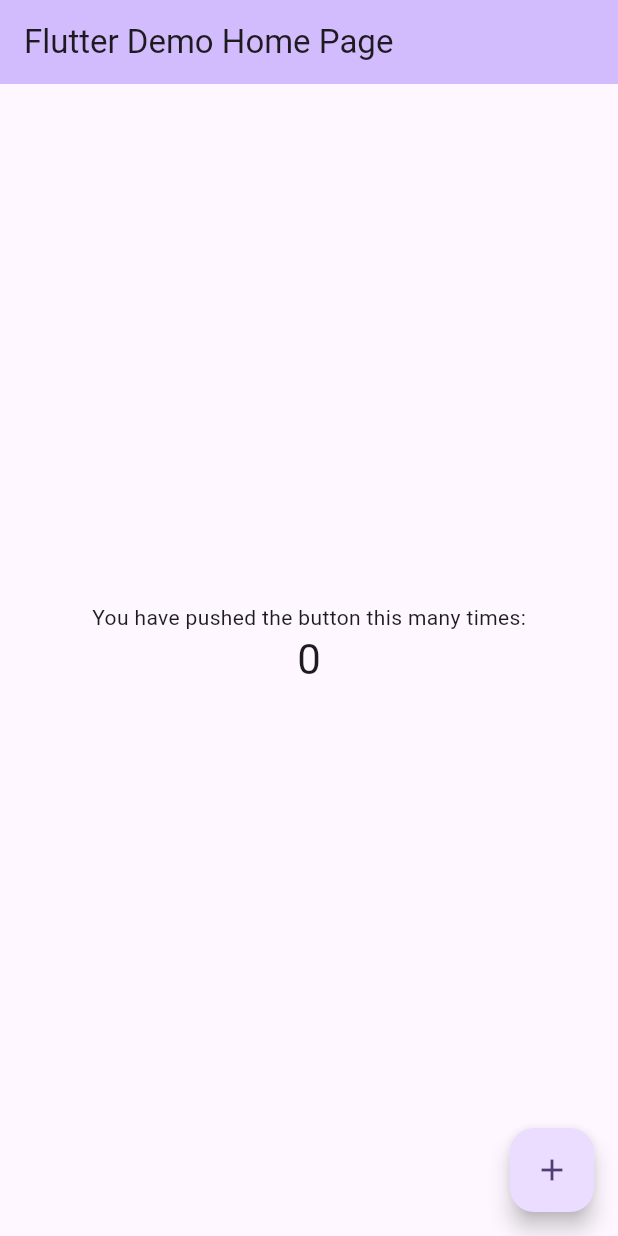
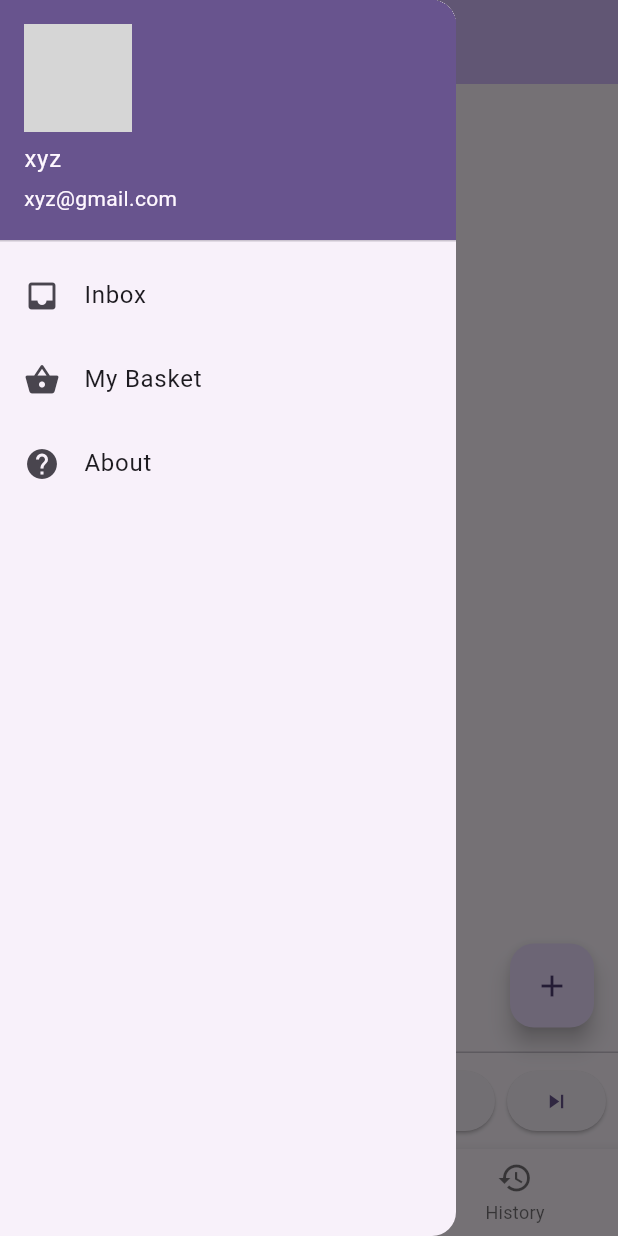
Before and after one commit to canonflow/ET, a Flutter app: the screen it shows after launch, with the side drawer open (before the commit the screen has no drawer), on a phone screen of 412 x 824 dp. Run offline on Flutter 3.47's test engine with Material 3 defaults, Android fonts, the phone set to English and light mode, and no system bars; network calls fail; grey boxes are pictures that could not be loaded.

Commit message:
feat(Week 2): Update Module

```diff
--- a/Week 1/canonflow/lib/main.dart
+++ b/Week 1/canonflow/lib/main.dart
@@ -1,3 +1,8 @@
+import 'package:canonflow/screen/about.dart';
+import 'package:canonflow/screen/basket.dart';
+import 'package:canonflow/screen/history.dart';
+import 'package:canonflow/screen/home.dart';
+import 'package:canonflow/screen/search.dart';
 import 'package:flutter/material.dart';
 
 void main() {
@@ -31,6 +36,10 @@
         colorScheme: ColorScheme.fromSeed(seedColor: Colors.deepPurple),
       ),
       home: const MyHomePage(title: 'Flutter Demo Home Page'),
+      routes: {
+        'about': (context) => const About(),
+        'basket': (context) => const Basket(),
+      },
     );
   }
 }
@@ -58,6 +67,15 @@
   String smile = String.fromCharCodes(Runes('\u{1F60B}'));
   String angry = String.fromCharCodes(Runes('\u{1F621}'));
   String emo = "";
+
+  // Week 2
+  int _currentIndex = 0;
+  final List<Widget> _screens = [
+    Home(),
+    Search(),
+    History()
+  ];
+  final List<String> _title = ['Home', 'Search', 'History'];
 
   void _incrementCounter() {
     setState(() {
@@ -87,41 +105,120 @@
         backgroundColor: Theme.of(context).colorScheme.inversePrimary,
         // Here we take the value from the MyHomePage object that was created by
         // the App.build method, and use it to set our appbar title.
-        title: Text(widget.title),
+        title: Text(_title[_currentIndex]),
       ),
-      body: Center(
-        // Center is a layout widget. It takes a single child and positions it
-        // in the middle of the parent.
-        child: Column(
-          // Column is also a layout widget. It takes a list of children and
-          // arranges them vertically. By default, it sizes itself to fit its
-          // children horizontally, and tries to be as tall as its parent.
-          //
-          // Column has various properties to control how it sizes itself and
-          // how it positions its children. Here we use mainAxisAlignment to
-          // center the children vertically; the main axis here is the vertical
-          // axis because Columns are vertical (the cross axis would be
-          // horizontal).
-          //
-          // TRY THIS: Invoke "debug painting" (choose the "Toggle Debug Paint"
-          // action in the IDE, or press "p" in the console), to see the
-          // wireframe for each widget.
-          mainAxisAlignment: MainAxisAlignment.center,
-          children: <Widget>[
-            const Text('You have pushed the button this many times:'),
-            Text(
-              '$_counter',
-              style: Theme.of(context).textTheme.headlineMedium,
-            ),
-            Text(emo)
-          ],
-        ),
-      ),
+      // body: Center(
+      //   // Center is a layout widget. It takes a single child and positions it
+      //   // in the middle of the parent.
+      //   child: Column(
+      //     // Column is also a layout widget. It takes a list of children and
+      //     // arranges them vertically. By default, it sizes itself to fit its
+      //     // children horizontally, and tries to be as tall as its parent.
+      //     //
+      //     // Column has various properties to control how it sizes itself and
+      //     // how it positions its children. Here we use mainAxisAlignment to
+      //     // center the children vertically; the main axis here is the vertical
+      //     // axis because Columns are vertical (the cross axis would be
+      //     // horizontal).
+      //     //
+      //     // TRY THIS: Invoke "debug painting" (choose the "Toggle Debug Paint"
+      //     // action in the IDE, or press "p" in the console), to see the
+      //     // wireframe for each widget.
+      //     mainAxisAlignment: MainAxisAlignment.center,
+      //     children: <Widget>[
+      //       const Text('You have pushed the button this many times:'),
+      //       Text(
+      //         '$_counter',
+      //         style: Theme.of(context).textTheme.headlineMedium,
+      //       ),
+      //       Text(emo)
+      //     ],
+      //   ),
+      // ),
+      body: _screens[_currentIndex],
       floatingActionButton: FloatingActionButton(
         onPressed: _incrementCounter,
         tooltip: 'Increment',
         child: const Icon(Icons.add),
       ), // This trailing comma makes auto-formatting nicer for build methods.
+      drawer:  myDrawer(),
+      persistentFooterButtons: myPFB,
+      bottomNavigationBar: myBottomNav(),
+    );
+  }
+
+  BottomNavigationBar myBottomNav() {
+    return BottomNavigationBar(
+      currentIndex: _currentIndex,
+      fixedColor: Colors.teal,
+      items: [
+        BottomNavigationBarItem(
+          label: "Home",
+          icon: Icon(Icons.home)
+        ),
+        BottomNavigationBarItem(
+          label: "Search",
+          icon: Icon(Icons.search)
+        ),
+        BottomNavigationBarItem(
+          label: "History",
+          icon: Icon(Icons.history)
+        )
+      ],
+      onTap: (int index) {
+        setState(() {
+          _currentIndex = index;
+        });
+      },
+    );
+  }
+
+  List<Widget> get myPFB {
+    return <Widget>[
+      ElevatedButton(
+        onPressed: () {},
+        child: const Icon(Icons.skip_previous),
+      ),
+      ElevatedButton(
+        onPressed: () {},
+        child: const Icon(Icons.skip_next)
+      )
+    ];
+  }
+
+  Drawer myDrawer() {
+    return Drawer(
+      elevation: 16.0,
+      child: Column(
+        children: <Widget>[
+          const UserAccountsDrawerHeader(
+            accountName: Text("xyz"),
+            accountEmail: Text("xyz@gmail.com"),
+            currentAccountPicture: CircleAvatar(
+                backgroundImage: NetworkImage("https://i.pravatar.cc/150")
+            )
+          ),
+          ListTile(
+            title:  const Text("Inbox"),
+            leading:  const Icon(Icons.inbox),
+            onTap: () {}
+          ),
+          ListTile(
+            title:  const Text("My Basket"),
+            leading:  const Icon(Icons.shopping_basket),
+            onTap: () {
+              Navigator.popAndPushNamed(context, "basket");
+            }
+          ),
+          ListTile(
+            title: const Text("About"),
+            leading: const Icon(Icons.help),
+            onTap: () {
+              Navigator.popAndPushNamed(context, "about");
+            },
+          ),
+        ],
+      ),
     );
   }
 }
--- /dev/null
+++ b/Week 1/canonflow/lib/screen/about.dart
@@ -0,0 +1,21 @@
+import 'package:flutter/material.dart';
+
+
+class About extends StatelessWidget {
+  const About({ super.key });
+
+  @override
+  Widget build(BuildContext context) {
+    // TODO: implement build
+
+    return Scaffold(
+      appBar: AppBar(
+        title: const Text("About"),
+      ),
+      body: const Center(
+        child: Text("This is About")
+      ),
+    );
+
+  }
+}
--- /dev/null
+++ b/Week 1/canonflow/lib/screen/history.dart
@@ -0,0 +1,21 @@
+import 'package:flutter/material.dart';
+
+
+class History extends StatelessWidget {
+  const History({ super.key });
+
+  @override
+  Widget build(BuildContext context) {
+    // TODO: implement build
+
+    return Scaffold(
+      appBar: AppBar(
+        title: const Text("History"),
+      ),
+      body: const Center(
+        child: Text("This is History")
+      ),
+    );
+
+  }
+}
--- /dev/null
+++ b/Week 1/canonflow/lib/screen/home.dart
@@ -0,0 +1,21 @@
+import 'package:flutter/material.dart';
+
+
+class Home extends StatelessWidget {
+  const Home({ super.key });
+
+  @override
+  Widget build(BuildContext context) {
+    // TODO: implement build
+
+    return Scaffold(
+      appBar: AppBar(
+        title: const Text("Home"),
+      ),
+      body: const Center(
+        child: Text("This is Home")
+      ),
+    );
+
+  }
+}
--- /dev/null
+++ b/Week 1/canonflow/lib/screen/search.dart
@@ -0,0 +1,21 @@
+import 'package:flutter/material.dart';
+
+
+class Search extends StatelessWidget {
+  const Search({ super.key });
+
+  @override
+  Widget build(BuildContext context) {
+    // TODO: implement build
+
+    return Scaffold(
+      appBar: AppBar(
+        title: const Text("Search"),
+      ),
+      body: const Center(
+        child: Text("This is Search")
+      ),
+    );
+
+  }
+}
```
Also changed, not shown: Week 1/canonflow/lib/screen/basket.dart (added, +44 -0 lines), Week 1/canonflow/lib/screen/item-basket.dart (added, +21 -0 lines).
